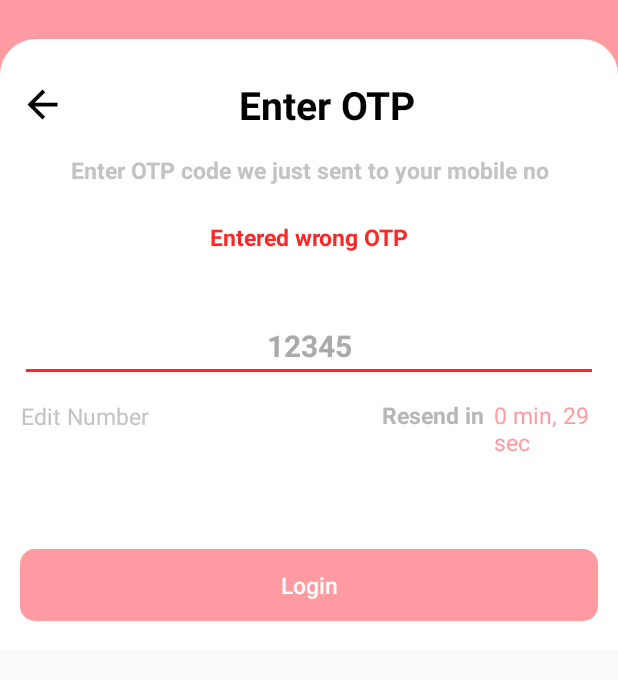
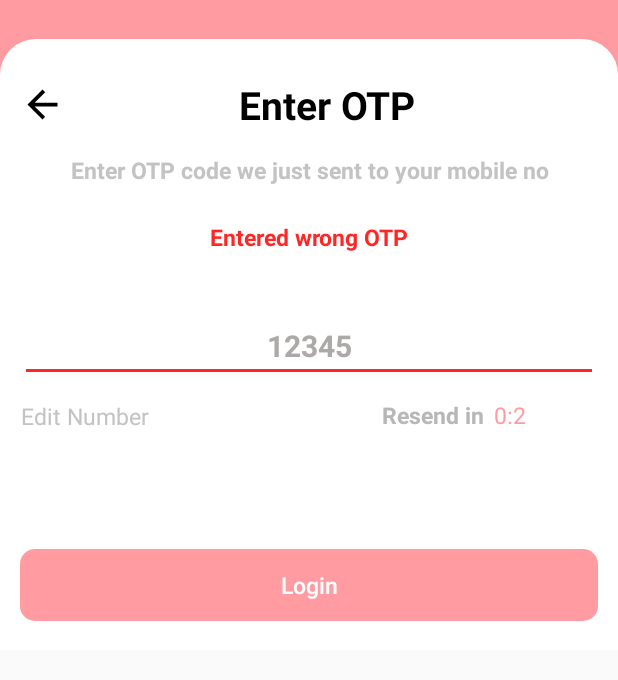
Before and after one commit to Jitendraneepanlok/mirrorsbeautylounge, an Android app: the OtpActivity screen opened directly, with no data from a screen before it, on a phone screen of 412 x 824 dp, the part 167-847 px from its top. Run offline under Robolectric (Android 15) with nearby library versions, the phone set to English and light mode, and no system bars; our stand-ins replace sdp/ssp sizes; libraries missing offline, so code that uses them is left out: com.alimuzaffar.lib; plain views replace PinEntryEditText; 2 statements that could not run were skipped.

```diff
--- a/app/build.gradle
+++ b/app/build.gradle
@@ -57,6 +57,8 @@ dependencies {
         // androidx.appcompat as a dependency in your app.
         exclude group: 'androidx.appcompat', module: 'appcompat'
     }
+    // For Autoslider like banner advertisment
+    implementation 'com.synnapps:carouselview:0.1.5'
 
 
 }
--- a/app/src/main/AndroidManifest.xml
+++ b/app/src/main/AndroidManifest.xml
@@ -30,7 +30,10 @@
         android:roundIcon="@mipmap/ic_launcher_round"
         android:supportsRtl="true"
         android:theme="@style/Theme.Mirrors">
-        <activity android:name=".Activity.HomeActivity"></activity>
+        <activity
+            android:name=".Activity.HomeActivity"
+            android:theme="@style/Theme.AppCompat.Light.NoActionBar"
+            android:windowSoftInputMode="adjustNothing" />
         <activity
             android:name=".Activity.OtpActivity"
             android:theme="@style/Theme.AppCompat.Light.NoActionBar"
--- a/app/src/main/java/com/beauty/mirrors/Activity/OtpActivity.kt
+++ b/app/src/main/java/com/beauty/mirrors/Activity/OtpActivity.kt
@@ -9,7 +9,6 @@ import android.view.Gravity
 import android.view.View
 import android.view.Window
 import android.view.WindowManager
-import android.widget.Toast
 import androidx.appcompat.app.AppCompatActivity
 import androidx.appcompat.widget.AppCompatButton
 import androidx.appcompat.widget.AppCompatImageView
@@ -17,9 +16,8 @@ import androidx.appcompat.widget.AppCompatTextView
 import androidx.core.content.ContextCompat
 import com.alimuzaffar.lib.pin.PinEntryEditText
 import com.beauty.mirrors.R
-import java.text.SimpleDateFormat
-import java.util.*
-import java.util.concurrent.TimeUnit
+import java.time.Clock.tick
+
 
 class OtpActivity : AppCompatActivity() {
     override fun onCreate(savedInstanceState: Bundle?) {
@@ -31,39 +29,29 @@ class OtpActivity : AppCompatActivity() {
             getWindow().clearFlags(WindowManager.LayoutParams.FLAG_TRANSLUCENT_STATUS);
             getWindow().setStatusBarColor(ContextCompat.getColor(this, R.color.pink));
         }
+        val maxTimeInMilliseconds: Long = 30000
+        startTimer(maxTimeInMilliseconds, 1000)
         initView()
-        setTimer()
 
     }
 
-    private fun setTimer() {
+    private fun startTimer(maxTimeInMilliseconds: Long, i: Int) {
         var txt_time: AppCompatTextView = findViewById(R.id.txt_time)
-        val timer = object : CountDownTimer(30000, 1000) {
+        val count: CountDownTimer
 
+        count = object : CountDownTimer(3000, 1000) {
             override fun onTick(millisUntilFinished: Long) {
-                txt_time?.setText(
-                    "" + String.format(
-                        "%d min, %d sec",
-                        TimeUnit.MILLISECONDS.toMinutes(millisUntilFinished),
-                        TimeUnit.MILLISECONDS.toSeconds(millisUntilFinished) -
-                                TimeUnit.MINUTES.toSeconds(
-                                    TimeUnit.MILLISECONDS.toMinutes(
-                                        millisUntilFinished
-                                    )
-                                )
-                    )
-                );
+                val remainedSecs = millisUntilFinished / 1000
+                txt_time.setText("" + remainedSecs / 60 + ":" + remainedSecs % 60)
             }
 
             override fun onFinish() {
-                val toast = Toast.makeText(applicationContext, "Done", Toast.LENGTH_SHORT)
-                toast.show()
+                txt_time.setText("00:00")
+                cancel()
+            }
+        }.start()
+    }
 
-            }
-
-        }
-        timer.start()
-    }
 
     private fun initView() {
         var txt_pin_entry: PinEntryEditText = findViewById(R.id.txt_pin_entry)
@@ -100,17 +88,14 @@ class OtpActivity : AppCompatActivity() {
         dialog.setContentView(R.layout.custom_login_layout)
         dialog.setCancelable(true)
 
-        /*val noBtn = dialog.findViewById(R.id.noBtn) as TextView
-        yesBtn.setOnClickListener {
+        val txt_redirecting :AppCompatTextView = dialog.findViewById(R.id.txt_redirecting)
+        txt_redirecting.setOnClickListener {
+            startActivity(Intent(applicationContext,HomeActivity::class.java))
             dialog.dismiss()
-        }*/
+        }
         dialog.window!!.setGravity(Gravity.CENTER)
-        dialog.window!!.setLayout(
-            WindowManager.LayoutParams.MATCH_PARENT,
-            WindowManager.LayoutParams.WRAP_CONTENT
-        )
+        dialog.window!!.setLayout(WindowManager.LayoutParams.MATCH_PARENT, WindowManager.LayoutParams.WRAP_CONTENT)
         dialog.show()
-
 
     }
 }
--- a/app/src/main/res/layout/custom_login_layout.xml
+++ b/app/src/main/res/layout/custom_login_layout.xml
@@ -44,7 +44,8 @@
             android:textColor="@color/trasparygray"
             android:layout_marginTop="@dimen/_16sdp"
             android:layout_below="@+id/txt_sucess"
-            android:textSize="@dimen/_12sdp" />
+            android:textSize="@dimen/_12sdp"
+            android:id="@+id/txt_redirecting"/>
 
 
 
```
Also changed, not shown: app/src/main/java/com/beauty/mirrors/Activity/HomeActivity.kt (+36 -1 lines), app/src/main/res/layout/activity_home.xml (+15 -11 lines), app/src/main/res/layout/home_toolbar.xml (+6 -3 lines), app/src/main/res/layout/view_custom.xml (added, +12 -0 lines), app/src/main/res/drawable/banner_images.png (added), app/src/main/res/drawable/dubai.png (added).
